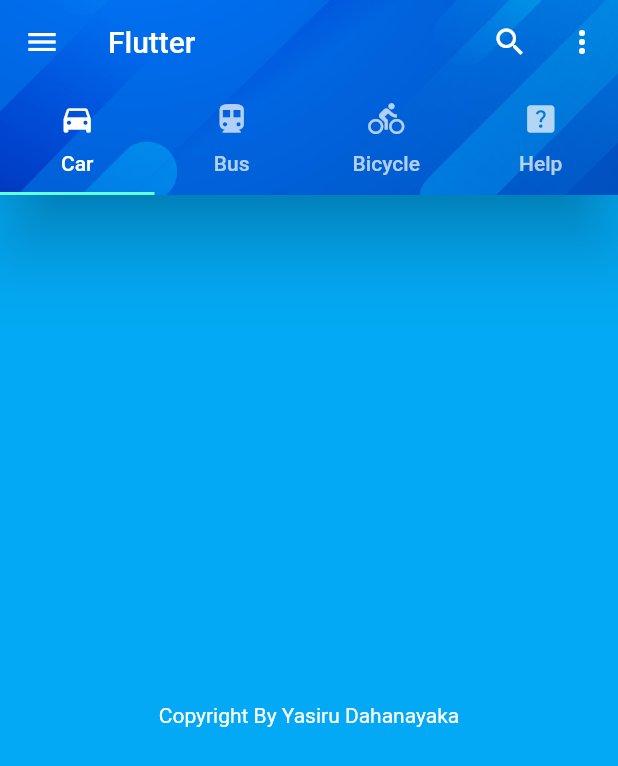
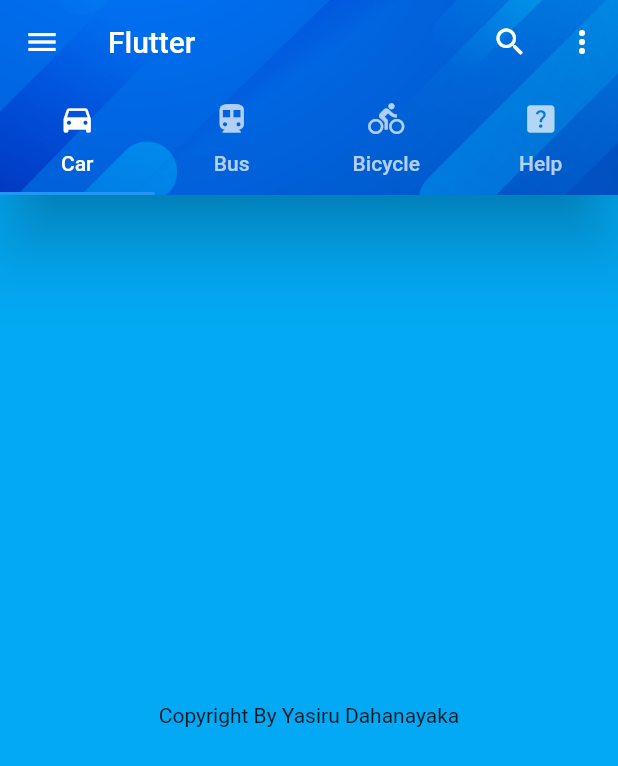
Before and after one commit to YasiruLak/Flutter-First_Project, a Flutter app: the screen it shows after launch, on a phone screen of 412 x 824 dp. Shown: the top 766 px of the screen. Run offline on Flutter 3.47's test engine with Material 2 defaults, Android fonts, the phone set to English and light mode, and no system bars; our stand-ins replace device_preview.

```diff
--- a/lib/main.dart
+++ b/lib/main.dart
@@ -9,7 +9,7 @@ void main(){
   runApp(
       DevicePreview(
         enabled: !kReleaseMode,
-        builder: (context) => MyApp(), // Wrap your app
+        builder: (context) => const MyApp(), // Wrap your app
       )
   );
 }
@@ -25,6 +25,8 @@ void main(){
 // }
 
 class MyApp extends StatelessWidget{
+  const MyApp({Key? key}) : super(key: key);
+
   @override
   Widget build(BuildContext context) {
     return MaterialApp(
@@ -35,15 +37,17 @@ class MyApp extends StatelessWidget{
       title: "Flutter Demo",
       theme: ThemeData(
         primarySwatch: Colors.blue,
-        brightness: Brightness.dark,
+        brightness: Brightness.light,
       ),
-      home: MyHomePage(),
+      home: const MyHomePage(),
     );
   }
 
 }
 
 class MyHomePage extends StatelessWidget{
+  const MyHomePage({Key? key}) : super(key: key);
+
   @override
   Widget build(BuildContext context) {
     return DefaultTabController(
@@ -93,7 +97,7 @@ class MyHomePage extends StatelessWidget{
             tab1(),
             tab2(),
             tab3(),
-            const Icon(Icons.directions_transit),
+            tab4(),
           ],
         ),
       ),
@@ -107,7 +111,22 @@ Widget tab1(){
 
     color: Colors.lightBlue,
     child: const Center(
-      child: Text("Copyright By Yasiru Dahanayaka",),
+      child: Text("Copyright By Yasiru Dahanayaka"),
+    ),
+  );
+}
+
+Widget tab4(){
+  return Container(
+
+    decoration: const BoxDecoration(
+      color: Colors.white,
+      image: DecorationImage(
+          image: AssetImage("assets/main.jpg"),
+          fit: BoxFit.fitWidth),
+    ),
+    child: const Center(
+
     ),
   );
 }
@@ -115,8 +134,10 @@ Widget tab1(){
 Widget tab2(){
   return Scaffold(
     body: Container(
+
       color: Colors.blue,
       height: 250,
+
       child: Row(
         mainAxisAlignment: MainAxisAlignment.spaceEvenly,
         crossAxisAlignment: CrossAxisAlignment.center,
```
